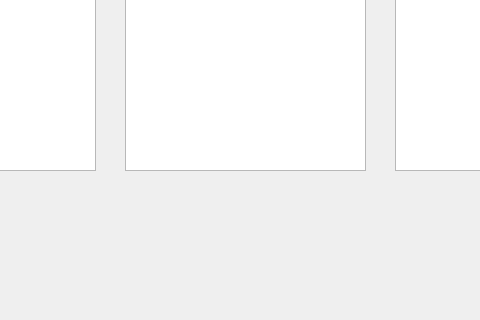
lh2080028463/Compiler, file quat_result.ui: the form before one commit; both pictures show x 175 to 655 and y 280 to 600 of the 800 by 600 pixel window.
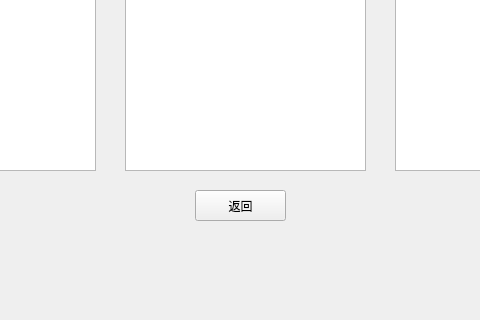
The form after the commit.

```diff
--- a/quat_result.ui
+++ b/quat_result.ui
@@ -83,6 +83,19 @@
      </rect>
     </property>
    </widget>
+   <widget class="QPushButton" name="quitButton">
+    <property name="geometry">
+     <rect>
+      <x>370</x>
+      <y>470</y>
+      <width>91</width>
+      <height>31</height>
+     </rect>
+    </property>
+    <property name="text">
+     <string>返回</string>
+    </property>
+   </widget>
   </widget>
   <widget class="QMenuBar" name="menubar">
    <property name="geometry">
```
